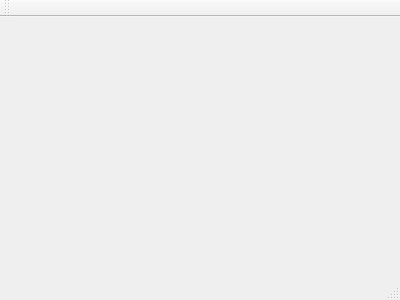
First picture: the form in MainMenu.ui, repository Kyrens/Takuzu-Qt, before the edit.
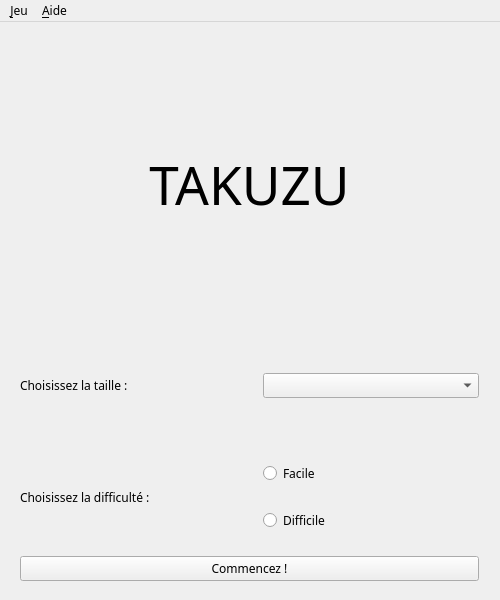
Second picture: the form after the edit.

Commit message: First UI, main menu

What changed in the file:
```diff
--- a/MainMenu.ui
+++ b/MainMenu.ui
@@ -1,24 +1,257 @@
 <ui version="4.0">
  <class>MainMenu</class>
- <widget class="QMainWindow" name="MainMenu" >
-  <property name="geometry" >
+ <widget class="QMainWindow" name="MainMenu">
+  <property name="geometry">
    <rect>
     <x>0</x>
     <y>0</y>
-    <width>400</width>
-    <height>300</height>
+    <width>500</width>
+    <height>600</height>
    </rect>
   </property>
   <property name="windowTitle" >
    <string>MainMenu</string>
   </property>
-  <widget class="QMenuBar" name="menuBar" />
-  <widget class="QToolBar" name="mainToolBar" />
-  <widget class="QWidget" name="centralWidget" />
-  <widget class="QStatusBar" name="statusBar" />
+  <widget class="QWidget" name="centralWidget">
+   <widget class="QWidget" name="verticalLayoutWidget">
+    <property name="geometry">
+     <rect>
+      <x>9</x>
+      <y>9</y>
+      <width>481</width>
+      <height>561</height>
+     </rect>
+    </property>
+    <layout class="QVBoxLayout" name="verticalLayout">
+     <property name="sizeConstraint">
+      <enum>QLayout::SetDefaultConstraint</enum>
+     </property>
+     <item>
+      <spacer name="verticalSpacer_4">
+       <property name="orientation">
+        <enum>Qt::Vertical</enum>
+       </property>
+       <property name="sizeHint" stdset="0">
+        <size>
+         <width>20</width>
+         <height>40</height>
+        </size>
+       </property>
+      </spacer>
+     </item>
+     <item>
+      <widget class="QLabel" name="title_label">
+       <property name="font">
+        <font>
+         <family>Ubuntu Mono</family>
+         <pointsize>40</pointsize>
+        </font>
+       </property>
+       <property name="text">
+        <string>TAKUZU</string>
+       </property>
+       <property name="alignment">
+        <set>Qt::AlignCenter</set>
+       </property>
+      </widget>
+     </item>
+     <item>
+      <spacer name="verticalSpacer">
+       <property name="orientation">
+        <enum>Qt::Vertical</enum>
+       </property>
+       <property name="sizeHint" stdset="0">
+        <size>
+         <width>20</width>
+         <height>40</height>
+        </size>
+       </property>
+      </spacer>
+     </item>
+     <item>
+      <layout class="QHBoxLayout" name="horizontalLayout_2">
+       <item>
+        <widget class="QLabel" name="label">
+         <property name="font">
+          <font>
+           <family>Ubuntu Mono</family>
+          </font>
+         </property>
+         <property name="text">
+          <string>Choisissez la taille :</string>
+         </property>
+        </widget>
+       </item>
+       <item>
+        <spacer name="verticalSpacer_2">
+         <property name="orientation">
+          <enum>Qt::Vertical</enum>
+         </property>
+         <property name="sizeHint" stdset="0">
+          <size>
+           <width>20</width>
+           <height>40</height>
+          </size>
+         </property>
+        </spacer>
+       </item>
+       <item>
+        <widget class="QComboBox" name="_sizeComboBox">
+         <property name="font">
+          <font>
+           <family>Ubuntu Mono</family>
+          </font>
+         </property>
+        </widget>
+       </item>
+      </layout>
+     </item>
+     <item>
+      <layout class="QHBoxLayout" name="horizontalLayout">
+       <item>
+        <widget class="QLabel" name="label_2">
+         <property name="font">
+          <font>
+           <family>Ubuntu Mono</family>
+          </font>
+         </property>
+         <property name="text">
+          <string>Choisissez la difficulté : </string>
+         </property>
+        </widget>
+       </item>
+       <item>
+        <spacer name="verticalSpacer_3">
+         <property name="orientation">
+          <enum>Qt::Vertical</enum>
+         </property>
+         <property name="sizeHint" stdset="0">
+          <size>
+           <width>20</width>
+           <height>40</height>
+          </size>
+         </property>
+        </spacer>
+       </item>
+       <item>
+        <layout class="QVBoxLayout" name="verticalLayout_2">
+         <item>
+          <widget class="QRadioButton" name="_easyRadioButton">
+           <property name="font">
+            <font>
+             <family>Ubuntu Mono</family>
+            </font>
+           </property>
+           <property name="text">
+            <string>Facile</string>
+           </property>
+          </widget>
+         </item>
+         <item>
+          <widget class="QRadioButton" name="_hardRadioButton">
+           <property name="font">
+            <font>
+             <family>Ubuntu Mono</family>
+            </font>
+           </property>
+           <property name="text">
+            <string>Difficile</string>
+           </property>
+          </widget>
+         </item>
+        </layout>
+       </item>
+      </layout>
+     </item>
+     <item>
+      <widget class="QPushButton" name="_startButton">
+       <property name="font">
+        <font>
+         <family>Ubuntu Mono</family>
+        </font>
+       </property>
+       <property name="text">
+        <string>Commencez !</string>
+       </property>
+      </widget>
+     </item>
+    </layout>
+   </widget>
+  </widget>
+  <widget class="QMenuBar" name="menuBar">
+   <property name="geometry">
+    <rect>
+     <x>0</x>
+     <y>0</y>
+     <width>500</width>
+     <height>22</height>
+    </rect>
+   </property>
+   <property name="font">
+    <font>
+     <family>Ubuntu Mono</family>
+    </font>
+   </property>
+   <widget class="QMenu" name="menuJeu">
+    <property name="title">
+     <string>&amp;Jeu</string>
+    </property>
+    <addaction name="actionNouvelle_partie"/>
+    <addaction name="separator"/>
+    <addaction name="action_Quitter"/>
+   </widget>
+   <widget class="QMenu" name="menuAide">
+    <property name="title">
+     <string>&amp;Aide</string>
+    </property>
+    <addaction name="actionR_gles_du_jeu"/>
+    <addaction name="action_propos"/>
+   </widget>
+   <addaction name="menuJeu"/>
+   <addaction name="menuAide"/>
+  </widget>
+  <action name="actionNouvelle_partie">
+   <property name="text">
+    <string>&amp;Nouvelle partie ...</string>
+   </property>
+   <property name="font">
+    <font>
+     <family>Ubuntu Mono</family>
+    </font>
+   </property>
+  </action>
+  <action name="action_Quitter">
+   <property name="text">
+    <string>&amp;Quitter</string>
+   </property>
+   <property name="font">
+    <font>
+     <family>Ubuntu Mono</family>
+    </font>
+   </property>
+  </action>
+  <action name="actionR_gles_du_jeu">
+   <property name="text">
+    <string>Règles du jeu</string>
+   </property>
+   <property name="font">
+    <font>
+     <family>Ubuntu Mono</family>
+    </font>
+   </property>
+  </action>
+  <action name="action_propos">
+   <property name="text">
+    <string>À propos</string>
+   </property>
+   <property name="font">
+    <font>
+     <family>Ubuntu Mono</family>
+    </font>
+   </property>
+  </action>
  </widget>
- <layoutDefault spacing="6" margin="11" />
- <pixmapfunction></pixmapfunction>
+ <layoutdefault spacing="6" margin="11"/>
  <resources/>
  <connections/>
 </ui>
```
Left out of the diff: 5 changed lines with no effect on the pictures. The commit also changes 1 other file.
